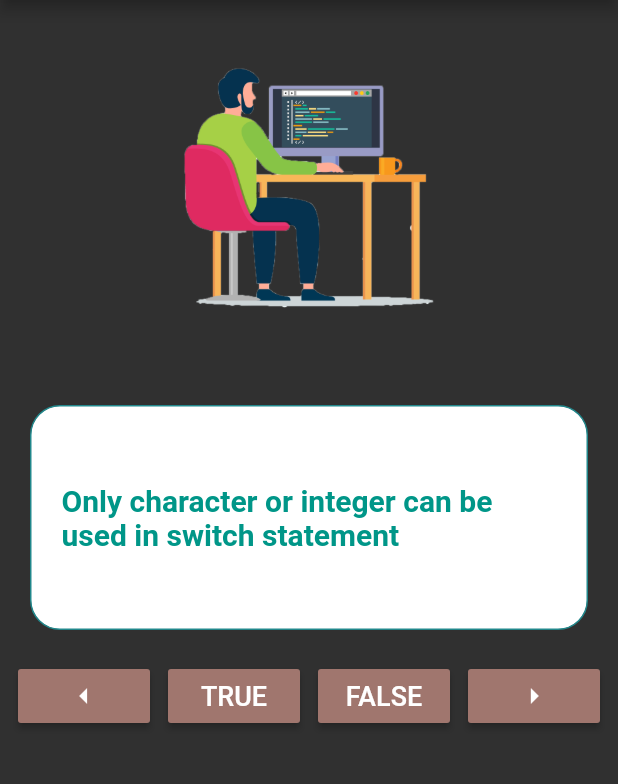
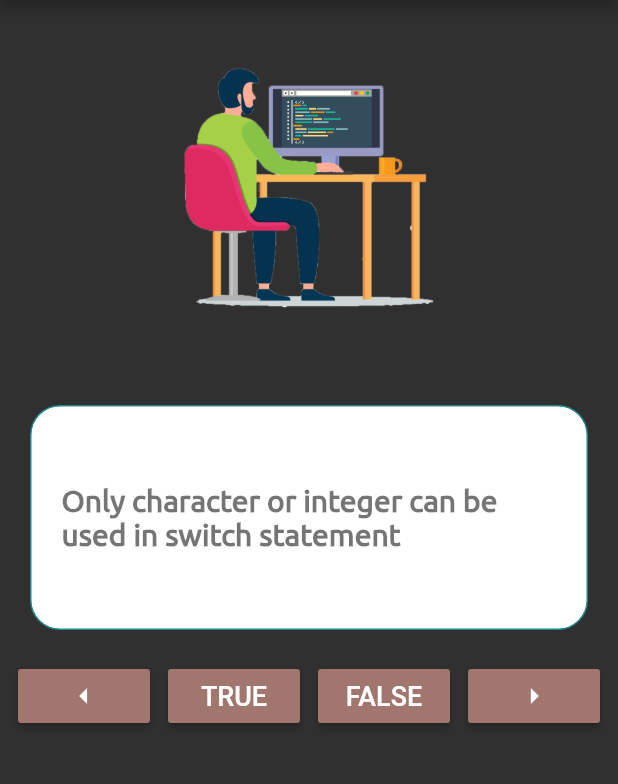
Before and after one commit to FahimMuntashir/codeQuizzes-App, a Flutter app: the screen it shows after launch, on a phone screen of 412 x 824 dp, the part 84-868 px from its top. Run offline on Flutter 3.47's test engine with Material 2 defaults, Android fonts, the phone set to English and light mode, and no system bars.

Commit message:
adding Fonts

```diff
--- a/lib/main.dart
+++ b/lib/main.dart
@@ -8,6 +8,7 @@ class MyApp extends StatelessWidget {
   @override
   Widget build(BuildContext context) {
     return MaterialApp(
+      debugShowCheckedModeBanner: false,
       theme: ThemeData(
         brightness: Brightness.dark,
       ),
@@ -104,7 +105,8 @@ class _State extends State<CodeQuiz> {
                       questionBank[_currentIndex % questionBank.length]
                           .questionText,
                       style: TextStyle(
-                        color: Colors.teal,
+                        fontFamily: 'Ubuntu',
+                        color: Colors.black54,
                         fontSize: 20.0,
                         fontWeight: FontWeight.bold,
                       ),
```
Also changed, not shown: pubspec.yaml (+5 -4 lines), fonts/Ubuntu-Regular.ttf (added), pubspec.lock.
